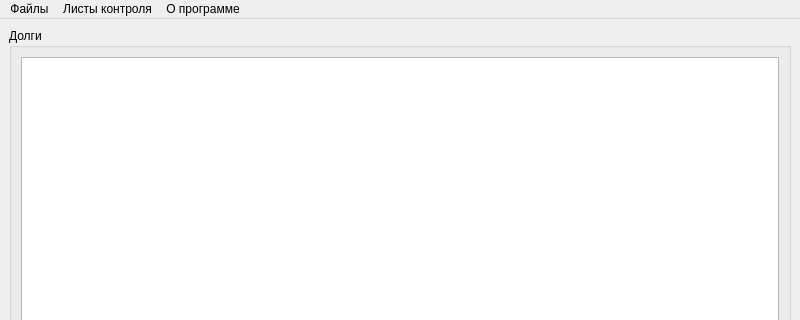
First picture: the form in ui/main.ui, repository nightmare04/AO, before the edit; both pictures show x 0 to 800 and y 0 to 320 of the 800 by 600 pixel window.
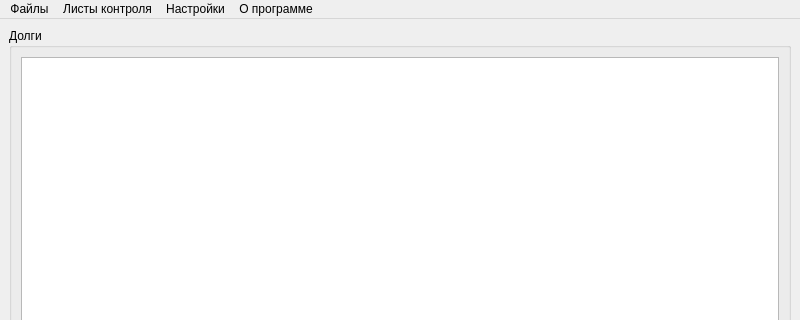
Second picture: the form after the edit.

Commit message: fix mainUI add ico

What changed in the file:
```diff
--- a/ui/main.ui
+++ b/ui/main.ui
@@ -63,8 +63,17 @@
      <string>О программе</string>
     </property>
    </widget>
+   <widget class="QMenu" name="menu_4">
+    <property name="title">
+     <string>Настройки</string>
+    </property>
+    <addaction name="action_4"/>
+    <addaction name="action_5"/>
+    <addaction name="action_6"/>
+   </widget>
    <addaction name="menu"/>
    <addaction name="menu_2"/>
+   <addaction name="menu_4"/>
    <addaction name="menu_3"/>
   </widget>
   <widget class="QStatusBar" name="statusbar"/>
```
Left out of the diff: 15 changed lines with no effect on the pictures. The commit also changes 2 other files.
